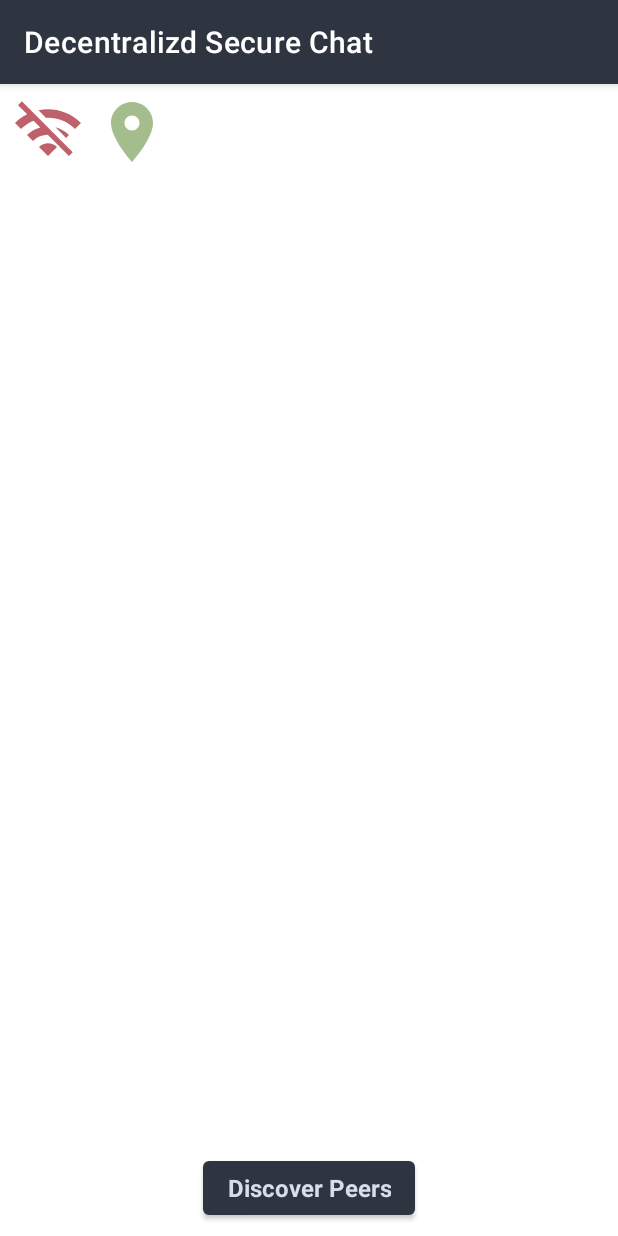
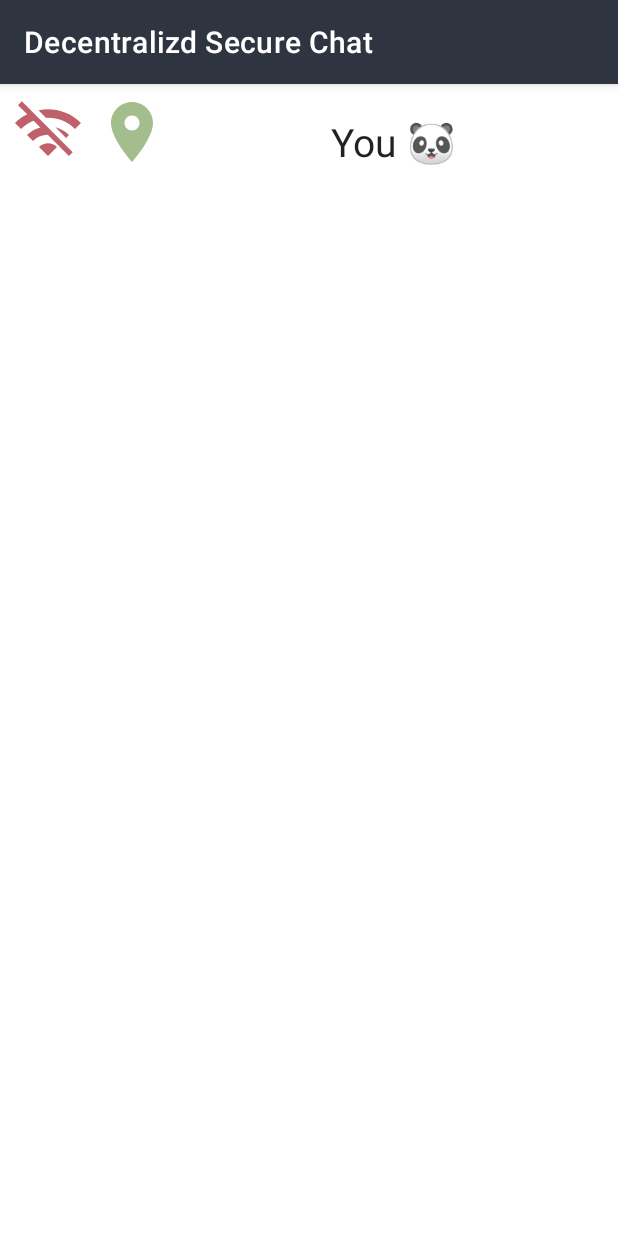
Before and after one commit to LucidLeaf/DecSecChat, an Android app: the screen it shows after launch (MainActivity), on a phone screen of 412 x 824 dp. Run offline under Robolectric (Android 15) with nearby library versions, the phone set to English and light mode, and no system bars.

Commit message:
implement pull to discover

```diff
--- a/app/build.gradle
+++ b/app/build.gradle
@@ -39,6 +39,7 @@ dependencies {
     implementation 'com.google.android.material:material:1.7.0'
     implementation 'androidx.constraintlayout:constraintlayout:2.1.4'
     implementation 'com.google.android.gms:play-services-location:19.0.1'
+    implementation 'androidx.swiperefreshlayout:swiperefreshlayout:1.1.0'
     testImplementation 'junit:junit:4.13.2'
     androidTestImplementation 'androidx.test.ext:junit:1.1.4'
     androidTestImplementation 'androidx.test.espresso:espresso-core:3.5.0'
--- a/app/src/main/java/link/lucidleaf/decentralizedsecurechat/ChatActivity.kt
+++ b/app/src/main/java/link/lucidleaf/decentralizedsecurechat/ChatActivity.kt
@@ -32,7 +32,7 @@ class ChatActivity : AppCompatActivity() {
         updateMessages()
 
         txtPeerName = findViewById(R.id.txtChatPeerName)
-        txtPeerName?.text = otherUser?.name
+        txtPeerName?.text = otherUser?.nickName
 
         txtMessage = findViewById(R.id.txtMessage)
 
--- a/app/src/main/java/link/lucidleaf/decentralizedsecurechat/ChatAdapter.kt
+++ b/app/src/main/java/link/lucidleaf/decentralizedsecurechat/ChatAdapter.kt
@@ -84,19 +84,16 @@ class ChatAdapter(context: Context, messageList: List<Message>) :
         RecyclerView.ViewHolder(itemView) {
         var messageText: TextView
         var timeText: TextView
-        var nameText: TextView
 
         init {
             messageText = itemView.findViewById(R.id.text_gchat_message_other)
             timeText = itemView.findViewById(R.id.text_gchat_timestamp_other)
-            nameText = itemView.findViewById(R.id.text_gchat_user_other)
         }
 
         fun bind(message: Message) {
             messageText.text = message.body
             // Format the stored timestamp into a readable String using method.
             timeText.text = formatCalendarTime(message.createdAt)
-            nameText.text = message.sender.nickName
         }
     }
 
--- a/app/src/main/java/link/lucidleaf/decentralizedsecurechat/MainActivity.kt
+++ b/app/src/main/java/link/lucidleaf/decentralizedsecurechat/MainActivity.kt
@@ -18,6 +18,7 @@ import androidx.core.app.ActivityCompat
 import androidx.core.content.ContextCompat
 import androidx.recyclerview.widget.LinearLayoutManager
 import androidx.recyclerview.widget.RecyclerView
+import androidx.swiperefreshlayout.widget.SwipeRefreshLayout
 
 
 private const val LOCATION_REQUEST = 1
@@ -28,6 +29,7 @@ const val EXTRA_USER_ARRAY = "peerName"
 class MainActivity : AppCompatActivity() {
     // ux stuff
     private var btnDiscoverPeers: Button? = null
+    private var pullDisover: SwipeRefreshLayout? = null
     private var icWifi: ImageView? = null
     private var icLocation: ImageView? = null
     private var recyclerView: RecyclerView? = null
@@ -65,9 +67,9 @@ class MainActivity : AppCompatActivity() {
     private fun initializeElements() {
         thisUser = User.getCurrentUser()
         txtThisName = findViewById(R.id.txtThisName)
-        txtThisName?.text = thisUser!!.name
-        btnDiscoverPeers = findViewById(R.id.btnDiscoverPeers)
-        btnDiscoverPeers?.setOnClickListener {
+        txtThisName?.text = thisUser!!.nickName
+        pullDisover = findViewById(R.id.pullToRefresh)
+        pullDisover?.setOnRefreshListener {
             discoverPeers()
             displayPeers(arrayOf(User.getTemplateUser()))
         }
@@ -129,10 +131,12 @@ class MainActivity : AppCompatActivity() {
         manager?.discoverPeers(channel, object : WifiP2pManager.ActionListener {
             override fun onSuccess() {
                 println("Discovering peers")
+                pullDisover?.isRefreshing = false
             }
 
             override fun onFailure(reasonCode: Int) {
                 println("Failed discovering peers: $reasonCode")
+                pullDisover?.isRefreshing = false
             }
         })
     }
--- a/app/src/main/java/link/lucidleaf/decentralizedsecurechat/Messaging.kt
+++ b/app/src/main/java/link/lucidleaf/decentralizedsecurechat/Messaging.kt
@@ -14,7 +14,7 @@ class User(val device: WifiP2pDevice) {
         fun getCurrentUser(): User {
             val user = User(WifiP2pDevice())
             user.device.deviceName = android.os.Build.MODEL
-            user.nickName = "You"
+            user.nickName = "You 🐼"
             return user
         }
 
--- a/app/src/main/res/layout/activity_chat.xml
+++ b/app/src/main/res/layout/activity_chat.xml
@@ -13,7 +13,7 @@
         android:layout_marginTop="8dp"
         android:layout_marginBottom="8dp"
         android:text="peerName"
-        android:textSize="24sp"
+        android:textSize="@dimen/text_Large"
         android:textStyle="bold"
         app:layout_constraintBottom_toTopOf="@+id/recyclerChatMessages"
         app:layout_constraintEnd_toEndOf="parent"
@@ -67,7 +67,7 @@
         android:inputType="textMultiLine"
         android:minHeight="48dp"
         android:textAlignment="viewStart"
-        android:textSize="16sp"
+        android:textSize="@dimen/text_Normal"
         app:layout_constraintBottom_toBottomOf="parent"
         app:layout_constraintEnd_toStartOf="@+id/btnSend"
         app:layout_constraintStart_toStartOf="parent"
--- a/app/src/main/res/layout/activity_main.xml
+++ b/app/src/main/res/layout/activity_main.xml
@@ -6,20 +6,34 @@
     android:layout_height="match_parent"
     tools:context=".MainActivity">
 
-    <Button
-        android:id="@+id/btnDiscoverPeers"
+    <androidx.swiperefreshlayout.widget.SwipeRefreshLayout
+        android:id="@+id/pullToRefresh"
         style="@style/Theme.DecentralizedSecureChat"
-        android:layout_width="wrap_content"
-        android:layout_height="wrap_content"
+        android:layout_width="0dp"
+        android:layout_height="0dp"
+        android:layout_marginStart="8dp"
         android:layout_marginTop="8dp"
-        android:layout_marginBottom="8dp"
-        android:text="Discover Peers"
-        android:textSize="16sp"
-        android:textStyle="bold"
+        android:layout_marginEnd="8dp"
         app:layout_constraintBottom_toBottomOf="parent"
         app:layout_constraintEnd_toEndOf="parent"
         app:layout_constraintStart_toStartOf="parent"
-        app:layout_constraintTop_toBottomOf="@+id/peerList" />
+        app:layout_constraintTop_toBottomOf="@+id/icWifi">
+
+        <androidx.recyclerview.widget.RecyclerView
+            android:id="@+id/peerList"
+            style="@style/Theme.DecentralizedSecureChat"
+            android:layout_width="0dp"
+            android:layout_height="0dp"
+            android:layout_marginStart="8dp"
+            android:layout_marginTop="8dp"
+            android:layout_marginEnd="8dp"
+            android:layout_marginBottom="8dp"
+            app:layout_constraintBottom_toTopOf="@+id/btnDiscoverPeers"
+            app:layout_constraintEnd_toEndOf="parent"
+            app:layout_constraintStart_toStartOf="parent"
+            app:layout_constraintTop_toBottomOf="@+id/icWifi"
+            tools:listitem="@layout/peer_list_peer_name" />
+    </androidx.swiperefreshlayout.widget.SwipeRefreshLayout>
 
     <ImageView
         android:id="@+id/icWifi"
@@ -37,26 +51,9 @@
         android:layout_height="wrap_content"
         android:layout_marginStart="8dp"
         android:layout_marginTop="8dp"
-        app:layout_constraintEnd_toEndOf="parent"
-        app:layout_constraintHorizontal_bias="0.0"
         app:layout_constraintStart_toEndOf="@+id/icWifi"
         app:layout_constraintTop_toTopOf="parent"
         app:srcCompat="@drawable/ic_location_off" />
-
-    <androidx.recyclerview.widget.RecyclerView
-        android:id="@+id/peerList"
-        style="@style/Theme.DecentralizedSecureChat"
-        android:layout_width="0dp"
-        android:layout_height="0dp"
-        android:layout_marginStart="8dp"
-        android:layout_marginTop="8dp"
-        android:layout_marginEnd="8dp"
-        android:layout_marginBottom="8dp"
-        app:layout_constraintBottom_toTopOf="@+id/btnDiscoverPeers"
-        app:layout_constraintEnd_toEndOf="parent"
-        app:layout_constraintStart_toStartOf="parent"
-        app:layout_constraintTop_toBottomOf="@+id/icWifi"
-        tools:listitem="@layout/peer_list_peer_name" />
 
     <TextView
         android:id="@+id/txtThisName"
@@ -64,14 +61,12 @@
         android:layout_width="wrap_content"
         android:layout_height="wrap_content"
         android:layout_marginStart="8dp"
-        android:layout_marginTop="8dp"
         android:layout_marginEnd="8dp"
         android:layout_marginBottom="8dp"
         android:text="thisName"
-        android:textSize="24sp"
-        app:layout_constraintBottom_toTopOf="@+id/peerList"
+        android:textSize="@dimen/text_Large"
+        app:layout_constraintBottom_toTopOf="@+id/pullToRefresh"
         app:layout_constraintEnd_toEndOf="parent"
-        app:layout_constraintStart_toEndOf="@+id/icLocation"
-        app:layout_constraintTop_toTopOf="parent" />
+        app:layout_constraintStart_toEndOf="@+id/icLocation" />
 
 </androidx.constraintlayout.widget.ConstraintLayout>
--- a/app/src/main/res/layout/chat_from_me.xml
+++ b/app/src/main/res/layout/chat_from_me.xml
@@ -18,6 +18,7 @@
         android:paddingEnd="8dp"
         android:paddingBottom="4dp"
         android:text="June 10"
+        android:textSize="@dimen/text_Small"
         app:layout_constraintEnd_toEndOf="parent"
         app:layout_constraintStart_toStartOf="parent"
         app:layout_constraintTop_toTopOf="parent" />
@@ -53,7 +54,7 @@
                 android:paddingRight="12dp"
                 android:text="This is a Message"
                 android:textColor="@color/nord6"
-                android:textSize="16sp" />
+                android:textSize="@dimen/text_Normal" />
         </LinearLayout>
 
     </androidx.cardview.widget.CardView>
@@ -64,7 +65,7 @@
         android:layout_width="wrap_content"
         android:layout_height="wrap_content"
         android:text="10:00"
-        android:textSize="10sp"
+        android:textSize="@dimen/text_VerySmall"
         app:layout_constraintBottom_toBottomOf="@+id/card_gchat_message_me"
         app:layout_constraintEnd_toStartOf="@+id/card_gchat_message_me" />
 
--- a/app/src/main/res/layout/peer_list_peer_name.xml
+++ b/app/src/main/res/layout/peer_list_peer_name.xml
@@ -21,7 +21,7 @@
         android:layout_width="match_parent"
         android:layout_height="match_parent"
         android:textAlignment="viewStart"
-        android:textSize="24sp"
+        android:textSize="@dimen/text_Large"
         android:textStyle="bold"
         tools:text="@tools:sample/first_names" />
   </androidx.cardview.widget.CardView>
```
Also changed, not shown: app/src/main/res/layout/chat_from_them.xml (+4 -14 lines), app/src/main/res/values/dimens.xml (added, +7 -0 lines).
